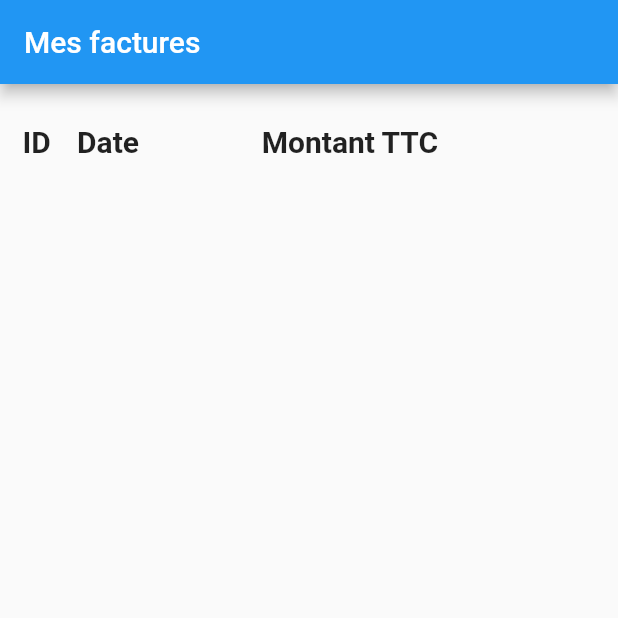
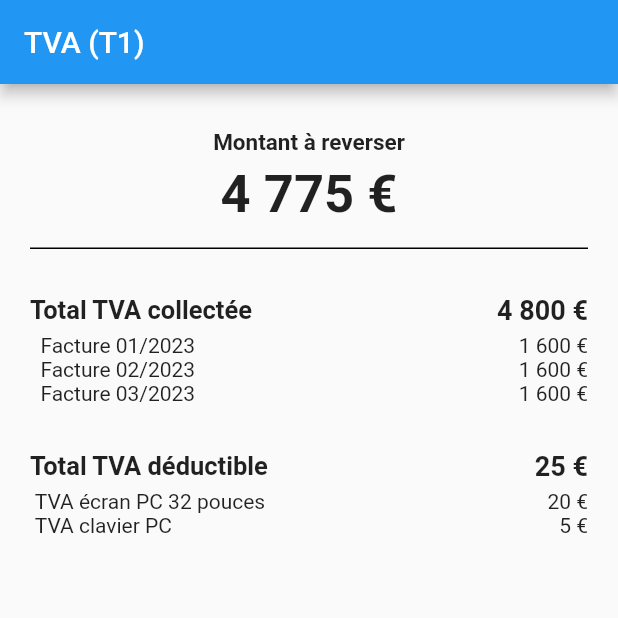
Before and after one commit to djamal-soumaila/billy-accounting, a Flutter app: the screen it shows after launch, on a phone screen of 412 x 824 dp, the top half of it. Run offline on Flutter 3.47's test engine with Material 2 defaults, Android fonts, the light colour scheme and no system bars; our stand-ins replace cloud_firestore, firebase_core, go_router; accounts and stored records are empty.

Commit message:
feat(vat): Create VAT screen 24062023

```diff
--- a/lib/main.dart
+++ b/lib/main.dart
@@ -1,5 +1,11 @@
+import 'package:billy/pages/balance/assets.dart';
+import 'package:billy/pages/balance/income_statement.dart';
+import 'package:billy/pages/balance/liabilities.dart';
 import 'package:billy/pages/bills/edit_bill.dart';
 import 'package:billy/pages/bills/view_bills.dart';
+import 'package:billy/pages/purchases/edit_purchase.dart';
+import 'package:billy/pages/purchases/view_purchases.dart';
+import 'package:billy/pages/valueAddedTax/valueAddedTax.dart';
 // import 'package:billy/pages/home/home_page.dart';
 import 'package:flutter/material.dart';
 import 'package:go_router/go_router.dart';
@@ -27,7 +33,7 @@
 }
 
 final GoRouter _router = GoRouter(
-  initialLocation: "/my-bills",
+  initialLocation: '/value-added-tax',
   routes: [
         GoRoute(
           path: "/my-bills",
@@ -37,6 +43,31 @@
           name: "/edit-bill",
           path: "/edit-bill/:id",
           builder: (context, state) => EditBill(id: state.pathParameters['id']!),
-        )
+        ),
+        GoRoute(
+          path: "/my-purchases",
+          builder: (context, state) => const MyPurchases(),
+        ),
+        GoRoute(
+          name: "/edit-purchase",
+          path: "/edit-purchase/:id",
+          builder: (context, state) => EditPurchase(id: state.pathParameters['id']!),
+        ),
+        GoRoute(
+          path: "/value-added-tax",
+          builder: (context, state) => const ValueAddedTaxPage(),
+        ),
+        GoRoute(
+          path: "/assets",
+          builder: (context, state) => const AssetsPage(),
+        ),
+        GoRoute(
+          path: "/incomeStatement",
+          builder: (context, state) => const IncomeStatementPage(),
+        ),
+        GoRoute(
+          path: "/liabilities",
+          builder: (context, state) => const LiabilitiesPage(),
+        ),
   ],
 );
--- /dev/null
+++ b/lib/pages/valueAddedTax/valueAddedTax.dart
@@ -0,0 +1,107 @@
+import 'package:flutter/material.dart';
+
+class ValueAddedTaxPage extends StatelessWidget {
+  const ValueAddedTaxPage({super.key});
+
+@override
+  Widget build(BuildContext context) {
+    return Scaffold(
+      appBar: AppBar(
+        title: const Text("TVA (T1)"),
+      ),
+      body: Padding(padding: EdgeInsets.all(20),
+      child: Column(
+        children: [
+          const Align(
+            alignment: Alignment.center,
+            child: Padding(
+              padding: EdgeInsets.only(bottom: 5, top: 10),
+              child: Text('Montant à reverser', style: TextStyle(fontWeight: FontWeight.bold, fontSize: 15.0),),
+            )
+          ),
+          Container(
+            alignment: Alignment.center,
+            decoration: BoxDecoration(border: Border(bottom: BorderSide())),
+            child: Padding(
+              padding: EdgeInsets.only(bottom: 15),
+              child: Text('4 775 €', style: TextStyle(fontWeight: FontWeight.bold, fontSize: 35.0),),
+            )
+          ),
+          Padding( padding: EdgeInsets.only(top: 30, bottom: 5),
+            child: Row(
+              mainAxisAlignment: MainAxisAlignment.spaceBetween,
+              children: const [
+                Align(
+                    alignment: Alignment.topRight,
+                    child:Text('Total TVA collectée ', style: TextStyle(fontWeight: FontWeight.bold, fontSize: 17.0),),
+                ),
+                Align(
+                  alignment: Alignment.centerRight,
+                  child: Text('4 800 €', style: TextStyle(fontWeight: FontWeight.bold, fontSize: 18.0),),
+                )
+              ],
+            ),
+          ),
+          for(int x = 1; x<4;x++)...[
+            Row(
+              mainAxisAlignment: MainAxisAlignment.spaceBetween,
+              children: [
+                Align(
+                  alignment: Alignment.topRight,
+                  child: Text("  Facture 0$x/2023"),
+                ),
+                const Align(
+                  alignment: Alignment.centerRight,
+                  child: Text('1 600 €',),
+                )
+              ],),
+          ],
+          Padding(padding: const EdgeInsets.only(top: 30, bottom: 5),
+                  child: Row(
+                    mainAxisAlignment: MainAxisAlignment.spaceBetween,
+                    children: const [
+                      Align(
+                        alignment: Alignment.topRight,
+                        child:  Text('Total TVA déductible ', style: TextStyle(fontWeight: FontWeight.bold, fontSize: 17.0),),
+                      ),
+                      Align(
+                        alignment: Alignment.centerRight,
+                        child: Text('25 €', style: TextStyle(fontWeight: FontWeight.bold, fontSize: 18.0),),
+                      )
+                    ],
+                  ),
+          ),
+          Row(
+            mainAxisAlignment: MainAxisAlignment.spaceBetween,
+            children: const [
+              Align(
+                alignment: Alignment.topRight,
+                child: Text(' TVA écran PC 32 pouces'),
+              ),
+              Align(
+                alignment: Alignment.centerRight,
+                child: Text('20 €'),
+              )
+            ],
+          ),
+          Row(
+            mainAxisAlignment: MainAxisAlignment.spaceBetween,
+            children: const [
+              Align(
+                alignment: Alignment.topRight,
+                child:  Text(' TVA clavier PC'),
+              ),
+              Align(
+                alignment: Alignment.centerRight,
+                child: Text('5 €'),
+              )
+            ],
+          ),
+        ],
+      ),
+      )
+
+
+    );
+  }
+}
```
Also changed, not shown: lib/pages/balance/assets.dart (added, +49 -0 lines), lib/pages/balance/income_statement.dart (added, +116 -0 lines), lib/pages/balance/liabilities.dart (added, +114 -0 lines), lib/pages/purchases/edit_purchase.dart (added, +122 -0 lines), lib/pages/purchases/view_purchases.dart (added, +73 -0 lines).
